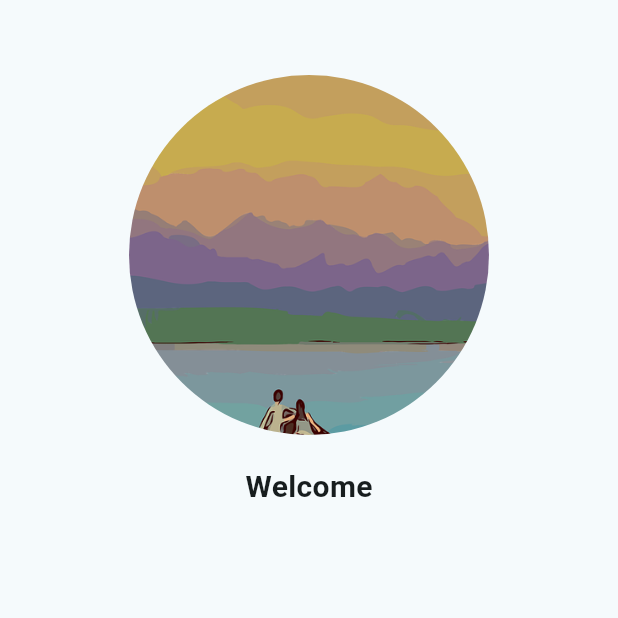
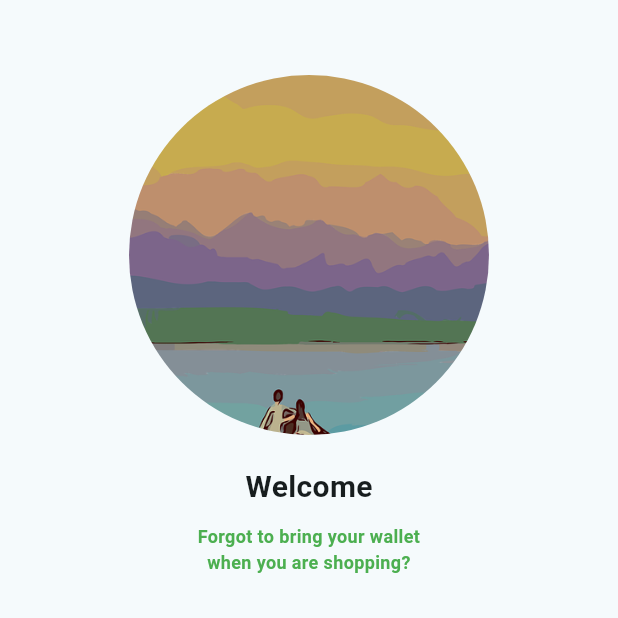
Before and after one commit to cendyal-hub/KB1179_1123150136_UTS, a Flutter app: the screen it shows after launch, on a phone screen of 412 x 824 dp, the top half of it. Run offline on Flutter 3.47's test engine with Material 3 defaults, Android fonts, the phone set to English and light mode, and no system bars.

Commit message:
menambahkan teks forgot to bring dan warna pada Splash Screen 1

```diff
--- a/lib/screen/SplashScreen1.dart
+++ b/lib/screen/SplashScreen1.dart
@@ -28,6 +28,16 @@ class Splashscreen1 extends StatelessWidget {
                       fontWeight: FontWeight.bold,
                     ),
                   ),
+                  SizedBox(height: 10),
+                  Text(
+                    "Forgot to bring your wallet\nwhen you are shopping?",
+                    textAlign: TextAlign.center,
+                    style: TextStyle(
+                      fontSize: 12.0,
+                      fontWeight: FontWeight.bold,
+                      color: Colors.green,
+                    ),
+                  ),
                 ],
               ),
             ),
```
